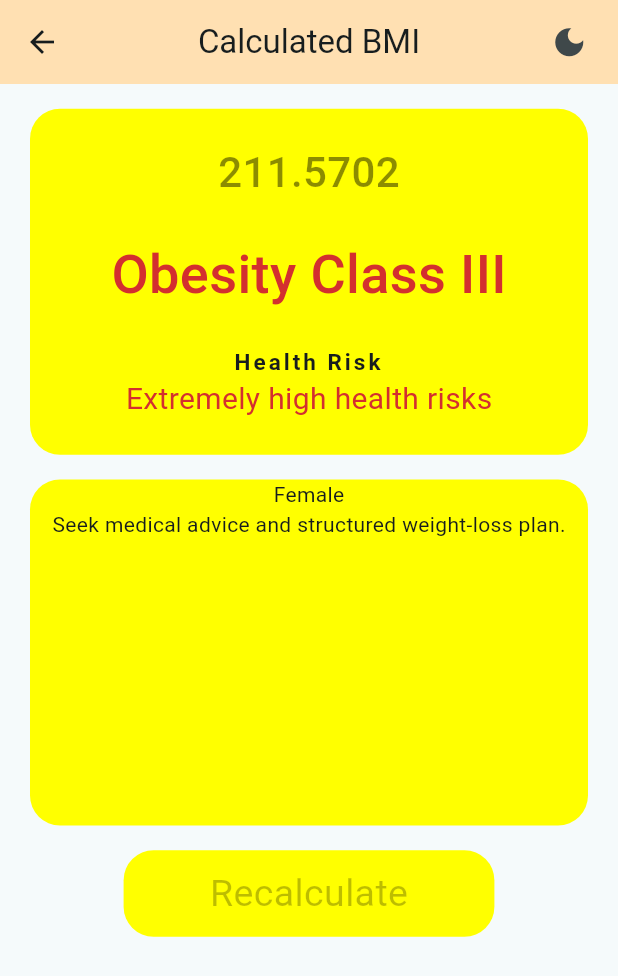
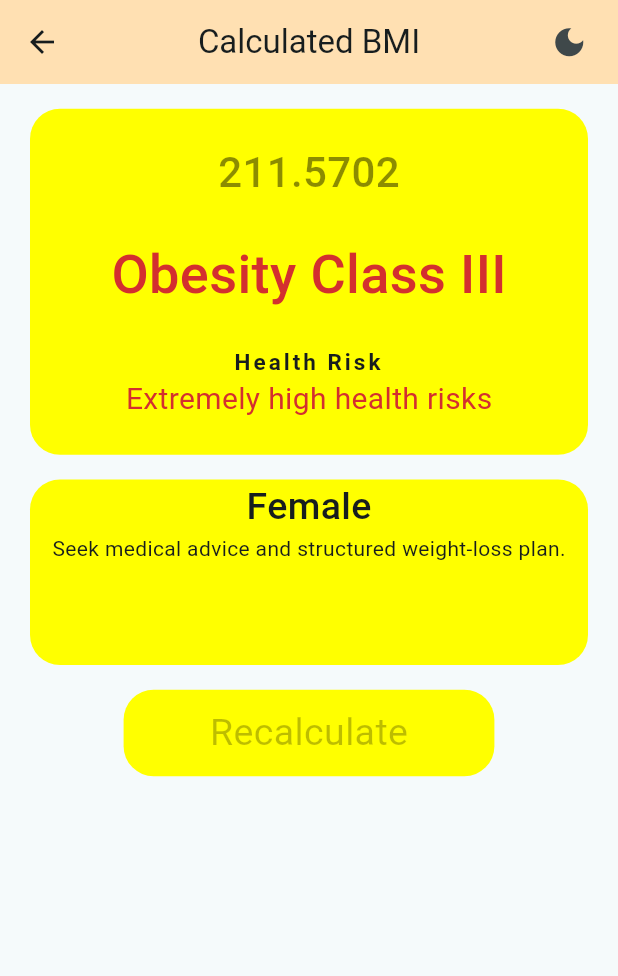
Before and after one commit to Ratndeep1999/bmi_calculator, a Flutter app: the screen it shows after launch, after a tap on "Calculate", on a phone screen of 412 x 824 dp. Shown: the top 976 px of the screen. Run offline on Flutter 3.47's test engine with Material 3 defaults, Android fonts, the phone set to English and light mode, and no system bars.

Commit message:
calculated_bmi_result_page.dart : Ui change and bhi show, categories add, health risk add, variables add, suggestions ui add, variable shift at their place, if else ladder ad to assign value in category, switch add to assign values base on category condition, get gender value

```diff
--- a/lib/calculated_bmi_result_page.dart
+++ b/lib/calculated_bmi_result_page.dart
@@ -135,7 +135,7 @@ class _CalculatedBmiState extends State<CalculatedBmi> {
 
                     // Health risk
                     Padding(
-                      padding: const EdgeInsets.symmetric(horizontal: 60),
+                      padding: const EdgeInsets.symmetric(horizontal: 10),
                       child: Column(
                         children: [
                           Text(
@@ -166,7 +166,7 @@ class _CalculatedBmiState extends State<CalculatedBmi> {
               SizedBox(height: MediaQuery.of(context).size.height * 0.02), // 15
               /// Suggestions Section
               Container(
-                height: MediaQuery.of(context).size.height * 0.28,
+                height: MediaQuery.of(context).size.height * 0.15,
                 width: MediaQuery.of(context).size.width,
                 decoration: BoxDecoration(
                   borderRadius: BorderRadius.circular(20),
@@ -177,7 +177,10 @@ class _CalculatedBmiState extends State<CalculatedBmi> {
                     children: [
                       Text(
                         widget.isMale == 1 ? 'Male' : 'Female',
-                        style: TextStyle(),
+                        style: TextStyle(
+                          fontSize: 25,
+                          fontWeight: FontWeight.w500
+                        ),
                       ),
                       Text(
                         _suggestions,
```
